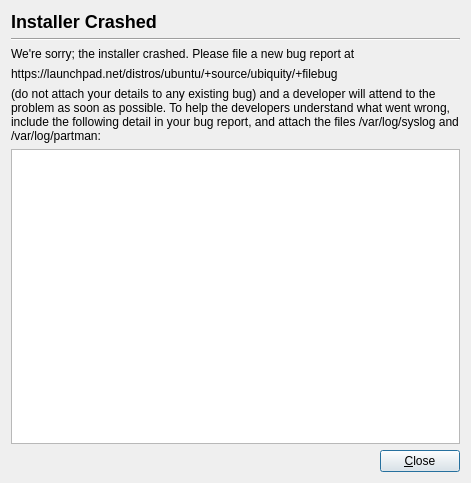
Qt form ubiquity/frontend/crashdialog.ui (chenhan1218/ubiquity) before a commit.
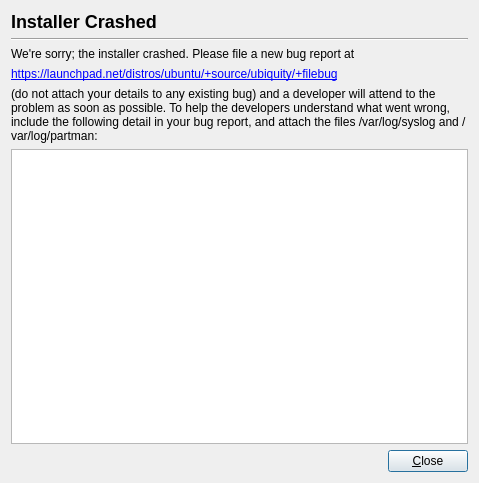
The same form after that commit.

What changed in the file:
```diff
--- a/ubiquity/frontend/crashdialog.ui
+++ b/ubiquity/frontend/crashdialog.ui
@@ -5,7 +5,7 @@
    <rect>
     <x>0</x>
     <y>0</y>
-    <width>471</width>
+    <width>479</width>
     <height>483</height>
    </rect>
   </property>
@@ -99,7 +99,7 @@
      <item>
       <widget class="QLabel" name="beastie_url" >
        <property name="text" >
-        <string>https://launchpad.net/distros/ubuntu/+source/ubiquity/+filebug</string>
+        <string>&lt;a href="https://launchpad.net/distros/ubuntu/+source/ubiquity/+filebug">https://launchpad.net/distros/ubuntu/+source/ubiquity/+filebug&lt;/a></string>
        </property>
       </widget>
      </item>
```
